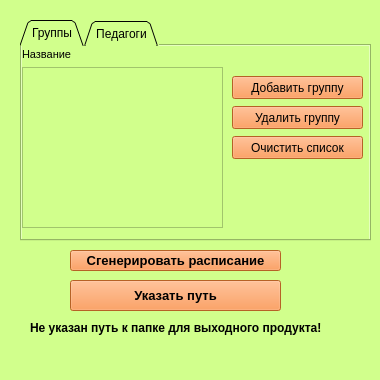
Old version of the form scheduledepartment.ui in the repository BlackSerperior6/ScheduleDepartmentProgram.
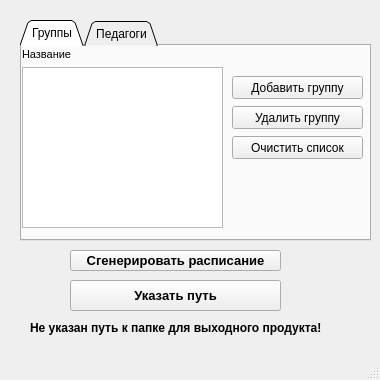
New version of the form. The open tabs and pages were chosen to show the change. Icons and pictures are not drawn.

Commit message: Все же пока что иконок нам хватит

```diff
--- a/scheduledepartment.ui
+++ b/scheduledepartment.ui
@@ -33,7 +33,7 @@
    <bool>false</bool>
   </property>
   <property name="styleSheet">
-   <string notr="true">background-color: rgb(209, 255, 140);</string>
+   <string notr="true"/>
   </property>
   <widget class="QWidget" name="centralwidget">
    <widget class="QPushButton" name="GenerateScheduelButton">
@@ -56,7 +56,7 @@
      <bool>false</bool>
     </property>
     <property name="styleSheet">
-     <string notr="true">background-color: rgb(255, 137, 53);</string>
+     <string notr="true"/>
     </property>
     <property name="text">
      <string>Сгенерировать расписание</string>
@@ -142,7 +142,7 @@
        <bool>false</bool>
       </property>
       <property name="styleSheet">
-       <string notr="true">background-color: rgb(255, 137, 53);</string>
+       <string notr="true"/>
       </property>
       <property name="text">
        <string>Добавить группу</string>
@@ -165,7 +165,7 @@
        <bool>false</bool>
       </property>
       <property name="styleSheet">
-       <string notr="true">background-color: rgb(255, 137, 53);</string>
+       <string notr="true"/>
       </property>
       <property name="text">
        <string>Удалить группу</string>
@@ -212,7 +212,7 @@
        <bool>false</bool>
       </property>
       <property name="styleSheet">
-       <string notr="true">background-color: rgb(255, 137, 53);</string>
+       <string notr="true"/>
       </property>
       <property name="text">
        <string>Очистить список</string>
@@ -365,7 +365,7 @@
      <bool>false</bool>
     </property>
     <property name="styleSheet">
-     <string notr="true">background-color: rgb(255, 137, 53);</string>
+     <string notr="true"/>
     </property>
     <property name="text">
      <string>Указать путь</string>
```
Left out of the diff: 6 changed lines with no effect on the pictures.
